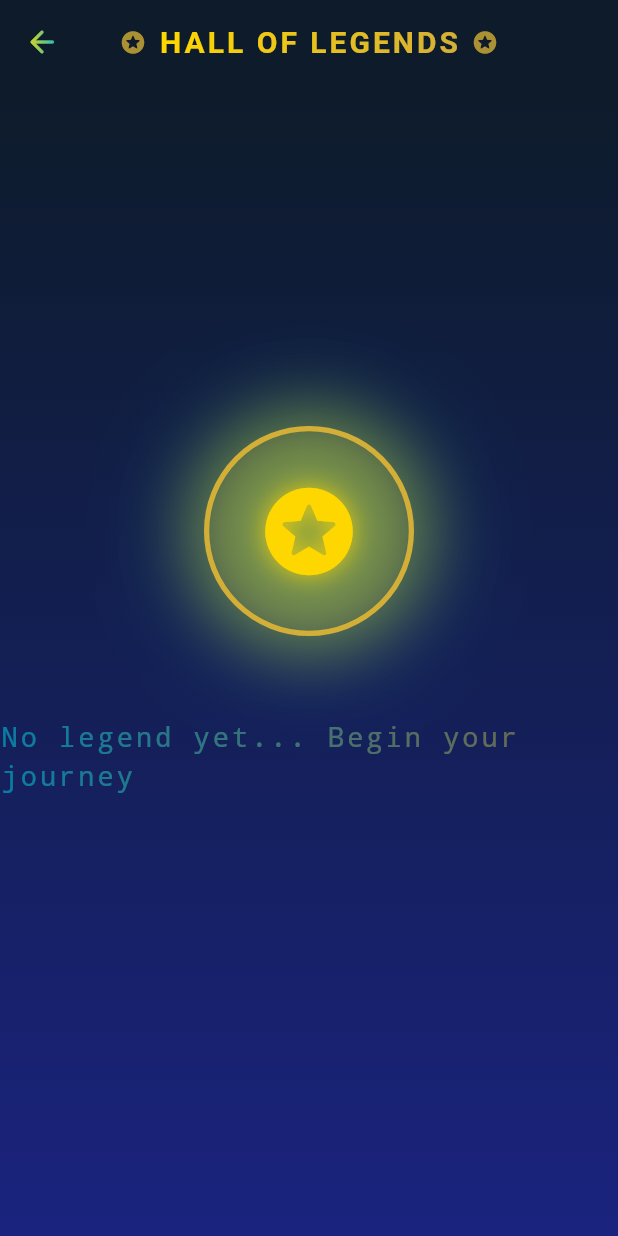
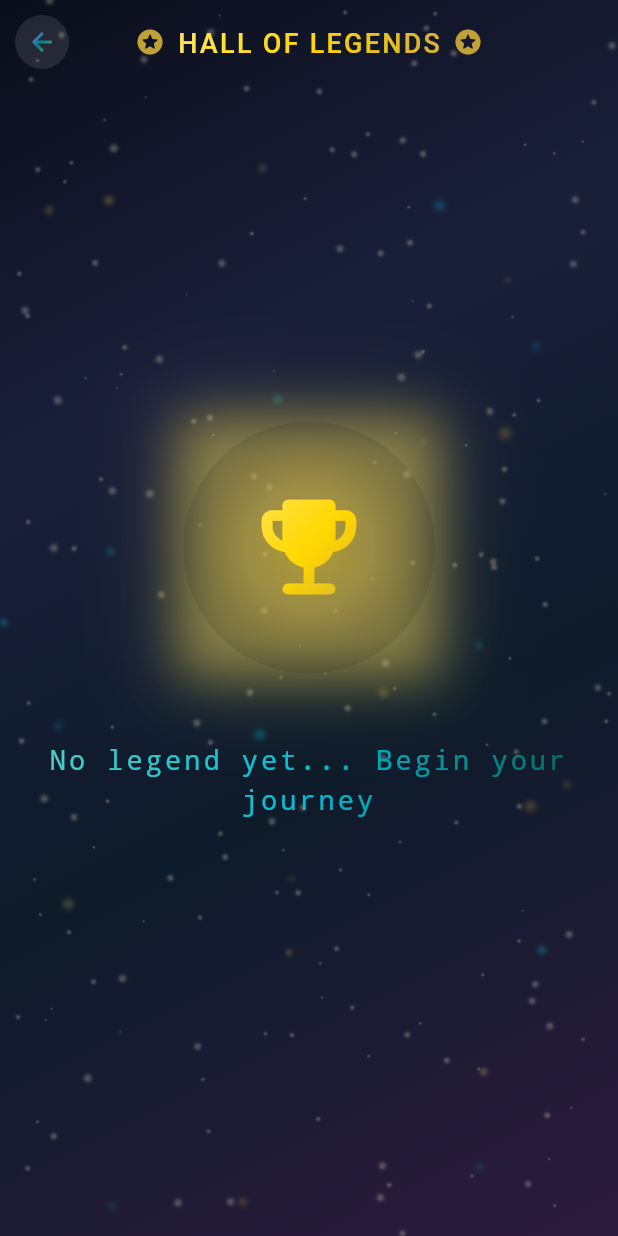
Before and after one commit to muhammadbader/pygame, a Flutter app: the HighScoresScreen screen opened directly, on a phone screen of 412 x 824 dp. Run offline on Flutter 3.47's test engine with Material 3 defaults, Android fonts, the phone set to English and light mode, and no system bars; our stand-ins replace shared_preferences; accounts and stored records are empty.

Commit message:
Modernize High Scores Screen with iconic legendary presentation
- Implement glowing glass container for score display with breathing animation
- Add legendary trophy icon with pulse animation and radial gradient
- Integrate particle background and star constellation for mystical atmosphere
- Create modern glass back button with gradient shader
- Update reset dialog with AppTheme styling
- Replace traditional containers with glassmorphic designs
- Enhance AppBar with transparent design and gradient text
- Add proper spacing and layout with AppTheme constants

```diff
--- a/pygame/snake/lib/screens/high_scores_screen.dart
+++ b/pygame/snake/lib/screens/high_scores_screen.dart
@@ -1,7 +1,10 @@
 import 'package:flutter/material.dart';
 import '../utils/storage_service.dart';
+import '../utils/app_theme.dart';
+import '../widgets/glass_container.dart';
+import '../widgets/particle_effects.dart';
 
-/// High scores screen
+/// High scores screen with iconic modern design
 class HighScoresScreen extends StatefulWidget {
   const HighScoresScreen({Key? key}) : super(key: key);
 
@@ -9,13 +12,35 @@ class HighScoresScreen extends StatefulWidget {
   State<HighScoresScreen> createState() => _HighScoresScreenState();
 }
 
-class _HighScoresScreenState extends State<HighScoresScreen> {
+class _HighScoresScreenState extends State<HighScoresScreen>
+    with SingleTickerProviderStateMixin {
   int? _highScore;
+  late AnimationController _pulseController;
+  late Animation<double> _pulseAnimation;
 
   @override
   void initState() {
     super.initState();
     _loadHighScore();
+
+    // Pulse animation for trophy
+    _pulseController = AnimationController(
+      vsync: this,
+      duration: const Duration(milliseconds: 2000),
+    )..repeat(reverse: true);
+
+    _pulseAnimation = Tween<double>(begin: 0.95, end: 1.05).animate(
+      CurvedAnimation(
+        parent: _pulseController,
+        curve: Curves.easeInOut,
+      ),
+    );
+  }
+
+  @override
+  void dispose() {
+    _pulseController.dispose();
+    super.dispose();
   }
 
   Future<void> _loadHighScore() async {
@@ -28,32 +53,30 @@ class _HighScoresScreenState extends State<HighScoresScreen> {
   Future<void> _clearHighScore() async {
     final confirm = await showDialog<bool>(
       context: context,
+      barrierColor: Colors.black.withOpacity(0.7),
       builder: (context) => AlertDialog(
-        backgroundColor: const Color(0xFF1A237E), // Rich indigo
+        backgroundColor: AppTheme.richIndigo,
         shape: RoundedRectangleBorder(
-          borderRadius: BorderRadius.circular(20),
-          side: const BorderSide(
-            color: Color(0xFFD4AF37), // Rich gold
+          borderRadius: BorderRadius.circular(AppTheme.radiusLarge),
+          side: BorderSide(
+            color: AppTheme.desertGold.withOpacity(0.6),
             width: 2.5,
           ),
         ),
         title: ShaderMask(
-          shaderCallback: (bounds) => const LinearGradient(
-            colors: [Color(0xFFFFD700), Color(0xFFD4AF37)],
-          ).createShader(bounds),
-          child: const Text(
+          shaderCallback: (bounds) => AppTheme.goldGradient.createShader(bounds),
+          child: Text(
             'Reset Legendary Score?',
-            style: TextStyle(
+            style: AppTheme.headlineMedium.copyWith(
               color: Colors.white,
-              fontWeight: FontWeight.bold,
-              letterSpacing: 1.5,
+              fontSize: 20,
             ),
           ),
         ),
         content: Text(
-          'This will erase your greatest achievement.',
-          style: TextStyle(
-            color: const Color(0xFF00BCD4).withOpacity(0.9),
+          'This will erase your greatest achievement from the sands of time.',
+          style: AppTheme.bodyMedium.copyWith(
+            color: AppTheme.turquoise.withOpacity(0.9),
             fontSize: 15,
           ),
         ),
@@ -61,13 +84,12 @@ class _HighScoresScreenState extends State<HighScoresScreen> {
           TextButton(
             onPressed: () => Navigator.pop(context, false),
             style: TextButton.styleFrom(
-              foregroundColor: const Color(0xFF00BCD4),
+              foregroundColor: AppTheme.turquoise,
             ),
-            child: const Text(
+            child: Text(
               'KEEP IT',
-              style: TextStyle(
-                letterSpacing: 1.5,
-                fontWeight: FontWeight.bold,
+              style: AppTheme.labelLarge.copyWith(
+                color: AppTheme.turquoise,
               ),
             ),
           ),
@@ -76,11 +98,10 @@ class _HighScoresScreenState extends State<HighScoresScreen> {
             style: TextButton.styleFrom(
               foregroundColor: const Color(0xFFFF6B6B),
             ),
-            child: const Text(
+            child: Text(
               'RESET',
-              style: TextStyle(
-                letterSpacing: 1.5,
-                fontWeight: FontWeight.bold,
+              style: AppTheme.labelLarge.copyWith(
+                color: const Color(0xFFFF6B6B),
               ),
             ),
           ),
@@ -97,17 +118,24 @@ class _HighScoresScreenState extends State<HighScoresScreen> {
   @override
   Widget build(BuildContext context) {
     return Scaffold(
+      extendBodyBehindAppBar: true,
       appBar: AppBar(
         backgroundColor: Colors.transparent,
         elevation: 0,
         leading: IconButton(
-          icon: ShaderMask(
-            shaderCallback: (bounds) => const LinearGradient(
-              colors: [Color(0xFFFFD700), Color(0xFF00BCD4)],
-            ).createShader(bounds),
+          icon: Container(
+            padding: const EdgeInsets.all(AppTheme.spacingSmall),
+            decoration: BoxDecoration(
+              shape: BoxShape.circle,
+              color: AppTheme.glassLight,
+            ),
+            child: ShaderMask(
+              shaderCallback: (bounds) => AppTheme.mysticalGradient.createShader(bounds),
               child: const Icon(
                 Icons.arrow_back_rounded,
                 color: Colors.white,
+                size: 20,
+              ),
             ),
           ),
           onPressed: () => Navigator.pop(context),
@@ -117,33 +145,27 @@ class _HighScoresScreenState extends State<HighScoresScreen> {
           children: [
             Icon(
               Icons.stars_rounded,
-              color: const Color(0xFFD4AF37).withOpacity(0.8),
-              size: 18,
+              color: AppTheme.desertGold.withOpacity(0.9),
+              size: 20,
             ),
-            const SizedBox(width: 8),
+            const SizedBox(width: AppTheme.spacingSmall),
             Flexible(
               child: ShaderMask(
-                shaderCallback: (bounds) => const LinearGradient(
-                  colors: [
-                    Color(0xFFFFD700),
-                    Color(0xFFD4AF37),
-                  ],
-                ).createShader(bounds),
-                child: const Text(
+                shaderCallback: (bounds) => AppTheme.richGoldGradient.createShader(bounds),
+                child: Text(
                   'HALL OF LEGENDS',
-                  style: TextStyle(
+                  style: AppTheme.headlineMedium.copyWith(
                     color: Colors.white,
-                    letterSpacing: 2,
-                    fontWeight: FontWeight.bold,
+                    fontSize: 18,
                   ),
                 ),
               ),
             ),
-            const SizedBox(width: 8),
+            const SizedBox(width: AppTheme.spacingSmall),
             Icon(
               Icons.stars_rounded,
-              color: const Color(0xFFD4AF37).withOpacity(0.8),
-              size: 18,
+              color: AppTheme.desertGold.withOpacity(0.9),
+              size: 20,
             ),
           ],
         ),
@@ -151,146 +173,142 @@ class _HighScoresScreenState extends State<HighScoresScreen> {
       ),
       body: Container(
         decoration: const BoxDecoration(
-          gradient: LinearGradient(
-            begin: Alignment.topCenter,
-            end: Alignment.bottomCenter,
+          gradient: AppTheme.backgroundGradient,
+        ),
+        child: Stack(
+          children: [
+            // Star constellation background
+            const Positioned.fill(
+              child: StarConstellation(
+                starCount: 180,
+                color: AppTheme.paleGold,
+              ),
+            ),
+
+            // Floating particles
+            const Positioned.fill(
+              child: ParticleBackground(
+                particleCount: 25,
                 colors: [
-              Color(0xFF0D1B2A), // Deep midnight blue
-              Color(0xFF1A237E), // Rich indigo
+                  AppTheme.neonGold,
+                  AppTheme.turquoise,
+                  AppTheme.desertGold,
+                ],
+                minSize: 2.0,
+                maxSize: 4.0,
+                speed: 0.6,
+              ),
+            ),
+
+            // Main content
+            SafeArea(
+              child: Center(
+                child: SingleChildScrollView(
+                  padding: const EdgeInsets.symmetric(
+                    horizontal: AppTheme.spacingLarge,
+                    vertical: AppTheme.spacingXXLarge,
+                  ),
+                  child: Column(
+                    mainAxisAlignment: MainAxisAlignment.center,
+                    children: [
+                      // Legendary trophy icon with pulse animation
+                      AnimatedBuilder(
+                        animation: _pulseAnimation,
+                        builder: (context, child) {
+                          return Transform.scale(
+                            scale: _pulseAnimation.value,
+                            child: PulsingGlow(
+                              glowColor: AppTheme.neonGold,
+                              duration: const Duration(milliseconds: 2000),
+                              child: Container(
+                                width: 160,
+                                height: 160,
+                                decoration: BoxDecoration(
+                                  shape: BoxShape.circle,
+                                  gradient: RadialGradient(
+                                    colors: [
+                                      AppTheme.goldenAmber.withOpacity(0.3),
+                                      AppTheme.desertGold.withOpacity(0.2),
+                                      AppTheme.deepMidnight.withOpacity(0.1),
                                     ],
                                   ),
                                 ),
                                 child: Center(
-          child: Column(
-            mainAxisAlignment: MainAxisAlignment.center,
-            children: [
-              // Arabian ornamental trophy icon
-              Container(
-                width: 140,
-                height: 140,
-                decoration: BoxDecoration(
-                  shape: BoxShape.circle,
-                  gradient: RadialGradient(
-                    colors: [
-                      const Color(0xFFFFD700).withOpacity(0.2),
-                      const Color(0xFFD4AF37).withOpacity(0.1),
-                    ],
-                  ),
-                  border: Border.all(
-                    color: const Color(0xFFD4AF37), // Rich gold
-                    width: 3.5,
-                  ),
-                  boxShadow: [
-                    BoxShadow(
-                      color: const Color(0xFFFFD700).withOpacity(0.5),
-                      blurRadius: 40,
-                      spreadRadius: 8,
-                    ),
-                    BoxShadow(
-                      color: const Color(0xFF00BCD4).withOpacity(0.3),
-                      blurRadius: 60,
-                      spreadRadius: 10,
-                    ),
-                  ],
-                ),
-                child: Icon(
-                  Icons.stars_rounded,
-                  size: 70,
-                  color: const Color(0xFFFFD700),
-                  shadows: [
-                    Shadow(
-                      color: const Color(0xFFFFD700).withOpacity(0.8),
-                      blurRadius: 20,
-                    ),
-                  ],
+                                  child: ShaderMask(
+                                    shaderCallback: (bounds) => AppTheme.richGoldGradient.createShader(bounds),
+                                    child: const Icon(
+                                      Icons.emoji_events_rounded,
+                                      size: 80,
+                                      color: Colors.white,
                                     ),
                                   ),
+                                ),
+                              ),
+                            ),
+                          );
+                        },
+                      ),
 
-              const SizedBox(height: 55),
+                      const SizedBox(height: AppTheme.spacingXXLarge),
 
-              // Arabian-themed high score display
+                      // High score display
                       if (_highScore != null && _highScore! > 0)
-                Container(
-                  padding: const EdgeInsets.symmetric(horizontal: 50, vertical: 45),
-                  decoration: BoxDecoration(
-                    border: Border.all(
-                      color: const Color(0xFFD4AF37).withOpacity(0.6), // Rich gold
-                      width: 3,
+                        GlowingGlassContainer(
+                          width: 320,
+                          padding: const EdgeInsets.symmetric(
+                            horizontal: AppTheme.spacingXXLarge,
+                            vertical: AppTheme.spacingXLarge,
                           ),
-                    borderRadius: BorderRadius.circular(25),
-                    gradient: LinearGradient(
-                      begin: Alignment.topLeft,
-                      end: Alignment.bottomRight,
-                      colors: [
-                        const Color(0xFFD4AF37).withOpacity(0.12),
-                        const Color(0xFF00695C).withOpacity(0.08),
-                      ],
-                    ),
-                    boxShadow: [
-                      BoxShadow(
-                        color: const Color(0xFFD4AF37).withOpacity(0.4),
-                        blurRadius: 30,
-                        spreadRadius: 3,
-                      ),
-                    ],
-                  ),
+                          borderRadius: AppTheme.radiusXLarge,
+                          glowColor: AppTheme.goldenAmber,
+                          glowIntensity: 1.0,
                           child: Column(
                             children: [
+                              // Label
                               Row(
                                 mainAxisSize: MainAxisSize.min,
                                 children: [
                                   Icon(
-                            Icons.emoji_events_rounded,
-                            size: 18,
-                            color: const Color(0xFF00BCD4).withOpacity(0.8),
+                                    Icons.stars_rounded,
+                                    size: 20,
+                                    color: AppTheme.turquoise.withOpacity(0.9),
                                   ),
-                          const SizedBox(width: 8),
+                                  const SizedBox(width: AppTheme.spacingSmall),
                                   Flexible(
                                     child: ShaderMask(
-                              shaderCallback: (bounds) => const LinearGradient(
-                                colors: [
-                                  Color(0xFF00BCD4),
-                                  Color(0xFF00695C),
-                                ],
-                              ).createShader(bounds),
-                              child: const Text(
+                                      shaderCallback: (bounds) => AppTheme.emeraldGradient.createShader(bounds),
+                                      child: Text(
                                         'LEGENDARY RECORD',
-                                style: TextStyle(
-                                  fontSize: 15,
+                                        style: AppTheme.labelLarge.copyWith(
                                           color: Colors.white,
-                                  letterSpacing: 2.5,
-                                  fontWeight: FontWeight.bold,
+                                          fontSize: 13,
                                         ),
                                       ),
                                     ),
                                   ),
-                          const SizedBox(width: 8),
+                                  const SizedBox(width: AppTheme.spacingSmall),
                                   Icon(
-                            Icons.emoji_events_rounded,
-                            size: 18,
-                            color: const Color(0xFF00BCD4).withOpacity(0.8),
+                                    Icons.stars_rounded,
+                                    size: 20,
+                                    color: AppTheme.turquoise.withOpacity(0.9),
                                   ),
                                 ],
                               ),
-                      const SizedBox(height: 20),
+                              const SizedBox(height: AppTheme.spacingLarge),
+
+                              // Score value
                               ShaderMask(
-                        shaderCallback: (bounds) => const LinearGradient(
-                          colors: [
-                            Color(0xFFFFD700),
-                            Color(0xFFFFC107),
-                          ],
-                        ).createShader(bounds),
+                                shaderCallback: (bounds) => AppTheme.richGoldGradient.createShader(bounds),
                                 child: Text(
                                   _highScore.toString().padLeft(4, '0'),
-                          style: const TextStyle(
-                            fontSize: 80,
-                            fontWeight: FontWeight.bold,
+                                  style: AppTheme.displayLarge.copyWith(
+                                    fontSize: 88,
                                     color: Colors.white,
-                            fontFeatures: [FontFeature.tabularFigures()],
+                                    fontFeatures: const [FontFeature.tabularFigures()],
                                     shadows: [
                                       Shadow(
-                                color: Color(0xFFFFD700),
-                                blurRadius: 25,
+                                        color: AppTheme.goldenAmber,
+                                        blurRadius: 30,
                                       ),
                                     ],
                                   ),
@@ -301,62 +319,57 @@ class _HighScoresScreenState extends State<HighScoresScreen> {
                         )
                       else
                         ShaderMask(
-                  shaderCallback: (bounds) => LinearGradient(
-                    colors: [
-                      const Color(0xFF00BCD4).withOpacity(0.6),
-                      const Color(0xFFD4AF37).withOpacity(0.5),
-                    ],
-                  ).createShader(bounds),
-                  child: const Text(
+                          shaderCallback: (bounds) => AppTheme.emeraldGradient.createShader(bounds),
+                          child: Text(
                             'No legend yet... Begin your journey',
-                    style: TextStyle(
-                      fontSize: 18,
+                            textAlign: TextAlign.center,
+                            style: AppTheme.bodyLarge.copyWith(
                               color: Colors.white,
                               letterSpacing: 2,
-                      fontWeight: FontWeight.w500,
                             ),
                           ),
                         ),
 
-              const SizedBox(height: 65),
+                      const SizedBox(height: AppTheme.spacingXXLarge),
 
-              // Arabian-styled clear button
+                      // Reset button
                       if (_highScore != null && _highScore! > 0)
-                Container(
-                  decoration: BoxDecoration(
-                    borderRadius: BorderRadius.circular(12),
-                    boxShadow: [
+                        GlassContainer(
+                          padding: const EdgeInsets.symmetric(
+                            horizontal: AppTheme.spacingLarge,
+                            vertical: AppTheme.spacingMedium,
+                          ),
+                          borderRadius: AppTheme.radiusMedium,
+                          borderColor: const Color(0xFFFF6B6B).withOpacity(0.5),
+                          shadows: [
                             BoxShadow(
                               color: const Color(0xFFFF6B6B).withOpacity(0.3),
-                        blurRadius: 15,
+                              blurRadius: 20,
+                              spreadRadius: 2,
                             ),
                           ],
-                  ),
-                  child: TextButton.icon(
-                    onPressed: _clearHighScore,
-                    style: TextButton.styleFrom(
-                      padding: const EdgeInsets.symmetric(horizontal: 24, vertical: 12),
-                      backgroundColor: const Color(0xFF1A237E).withOpacity(0.5),
-                      shape: RoundedRectangleBorder(
-                        borderRadius: BorderRadius.circular(12),
-                        side: BorderSide(
-                          color: const Color(0xFFFF6B6B).withOpacity(0.6),
-                          width: 2,
-                        ),
-                      ),
-                    ),
-                    icon: const Icon(
+                          child: Material(
+                            color: Colors.transparent,
+                            child: InkWell(
+                              onTap: _clearHighScore,
+                              borderRadius: BorderRadius.circular(AppTheme.radiusMedium),
+                              child: Row(
+                                mainAxisSize: MainAxisSize.min,
+                                children: [
+                                  const Icon(
                                     Icons.restart_alt_rounded,
                                     color: Color(0xFFFF6B6B),
                                     size: 22,
                                   ),
-                    label: const Text(
+                                  const SizedBox(width: AppTheme.spacingSmall),
+                                  Text(
                                     'Reset Legend',
-                      style: TextStyle(
-                        color: Color(0xFFFF6B6B),
-                        letterSpacing: 2,
-                        fontWeight: FontWeight.bold,
+                                    style: AppTheme.labelLarge.copyWith(
+                                      color: const Color(0xFFFF6B6B),
                                       fontSize: 14,
+                                    ),
+                                  ),
+                                ],
                               ),
                             ),
                           ),
@@ -365,6 +378,10 @@ class _HighScoresScreenState extends State<HighScoresScreen> {
                   ),
                 ),
               ),
+            ),
+          ],
+        ),
+      ),
     );
   }
 }
```
Lines whose indentation alone changed are shown as unchanged.
